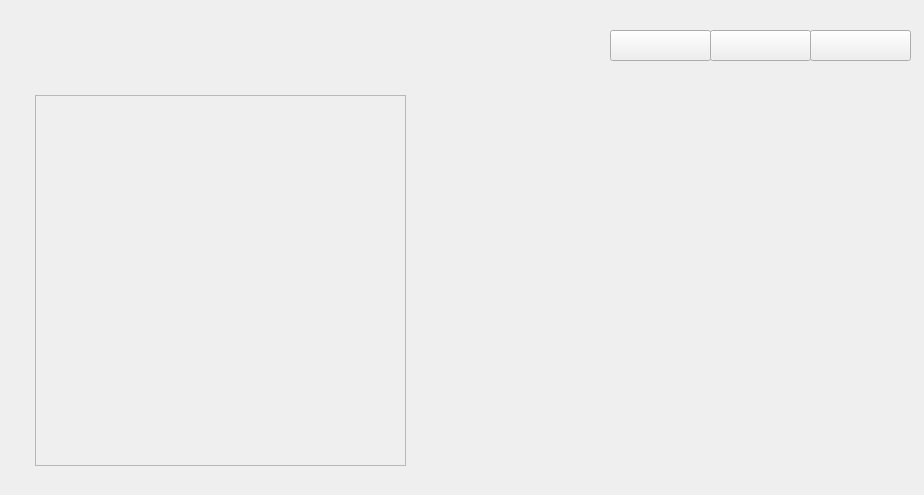
First picture: the form in graphics/Frame2.ui, repository jakeee51/ManageCraft, before the edit.
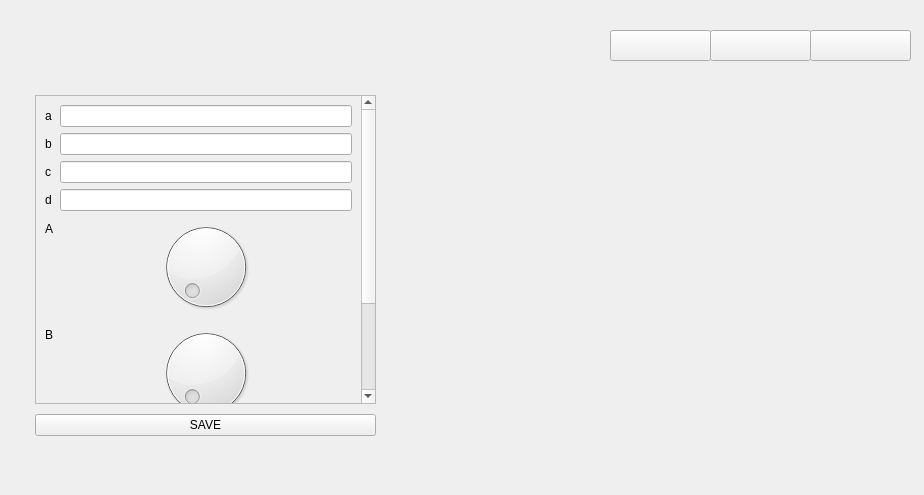
Second picture: the form after the edit. Icons and pictures are not drawn.

```diff
--- a/graphics/Frame2.ui
+++ b/graphics/Frame2.ui
@@ -84,8 +84,8 @@
     <rect>
      <x>30</x>
      <y>90</y>
-     <width>381</width>
-     <height>381</height>
+     <width>351</width>
+     <height>351</height>
     </rect>
    </property>
    <property name="styleSheet">
@@ -109,21 +109,146 @@
     </property>
     <item>
      <widget class="QScrollArea" name="scrollArea">
+      <property name="sizePolicy">
+       <sizepolicy hsizetype="Expanding" vsizetype="Expanding">
+        <horstretch>0</horstretch>
+        <verstretch>0</verstretch>
+       </sizepolicy>
+      </property>
+      <property name="minimumSize">
+       <size>
+        <width>0</width>
+        <height>0</height>
+       </size>
+      </property>
+      <property name="verticalScrollBarPolicy">
+       <enum>Qt::ScrollBarAlwaysOn</enum>
+      </property>
       <property name="widgetResizable">
        <bool>true</bool>
       </property>
+      <property name="alignment">
+       <set>Qt::AlignCenter</set>
+      </property>
       <widget class="QWidget" name="scrollAreaWidgetContents">
        <property name="geometry">
         <rect>
          <x>0</x>
          <y>0</y>
-         <width>371</width>
-         <height>371</height>
+         <width>324</width>
+         <height>418</height>
         </rect>
        </property>
+       <property name="sizePolicy">
+        <sizepolicy hsizetype="Preferred" vsizetype="Fixed">
+         <horstretch>0</horstretch>
+         <verstretch>0</verstretch>
+        </sizepolicy>
+       </property>
+       <property name="minimumSize">
+        <size>
+         <width>0</width>
+         <height>0</height>
+        </size>
+       </property>
+       <property name="styleSheet">
+        <string notr="true"/>
+       </property>
+       <layout class="QFormLayout" name="formLayout">
+        <property name="formAlignment">
+         <set>Qt::AlignLeading|Qt::AlignLeft|Qt::AlignVCenter</set>
+        </property>
+        <item row="0" column="0">
+         <widget class="QLabel" name="aLabel">
+          <property name="text">
+           <string>a</string>
+          </property>
+         </widget>
+        </item>
+        <item row="0" column="1">
+         <widget class="QLineEdit" name="aLineEdit">
+          <property name="styleSheet">
+           <string notr="true"/>
+          </property>
+         </widget>
+        </item>
+        <item row="1" column="0">
+         <widget class="QLabel" name="bLabel">
+          <property name="text">
+           <string>b</string>
+          </property>
+         </widget>
+        </item>
+        <item row="1" column="1">
+         <widget class="QLineEdit" name="bLineEdit"/>
+        </item>
+        <item row="2" column="0">
+         <widget class="QLabel" name="cLabel">
+          <property name="text">
+           <string>c</string>
+          </property>
+         </widget>
+        </item>
+        <item row="2" column="1">
+         <widget class="QLineEdit" name="cLineEdit"/>
+        </item>
+        <item row="4" column="0">
+         <widget class="QLabel" name="aLabel_2">
+          <property name="text">
+           <string>A</string>
+          </property>
+         </widget>
+        </item>
+        <item row="4" column="1">
+         <widget class="QDial" name="aDial"/>
+        </item>
+        <item row="5" column="0">
+         <widget class="QLabel" name="bLabel_2">
+          <property name="text">
+           <string>B</string>
+          </property>
+         </widget>
+        </item>
+        <item row="5" column="1">
+         <widget class="QDial" name="bDial"/>
+        </item>
+        <item row="6" column="0">
+         <widget class="QLabel" name="cLabel_2">
+          <property name="text">
+           <string>C</string>
+          </property>
+         </widget>
+        </item>
+        <item row="6" column="1">
+         <widget class="QDial" name="cDial"/>
+        </item>
+        <item row="3" column="0">
+         <widget class="QLabel" name="dLabel">
+          <property name="text">
+           <string>d</string>
+          </property>
+         </widget>
+        </item>
+        <item row="3" column="1">
+         <widget class="QLineEdit" name="dLineEdit"/>
+        </item>
+       </layout>
       </widget>
      </widget>
     </item>
+    <item>
+     <widget class="QPushButton" name="saveBtn">
+      <property name="sizePolicy">
+       <sizepolicy hsizetype="Minimum" vsizetype="Fixed">
+        <horstretch>0</horstretch>
+        <verstretch>0</verstretch>
+       </sizepolicy>
+      </property>
+      <property name="text">
+       <string>SAVE</string>
+      </property>
+     </widget>
+    </item>
    </layout>
   </widget>
   <widget class="QWidget" name="righty" native="true">
@@ -131,8 +256,8 @@
     <rect>
      <x>530</x>
      <y>90</y>
-     <width>381</width>
-     <height>381</height>
+     <width>380</width>
+     <height>380</height>
     </rect>
    </property>
    <property name="styleSheet">
```
Left out of the diff: 2 changed lines with no effect on the pictures.
